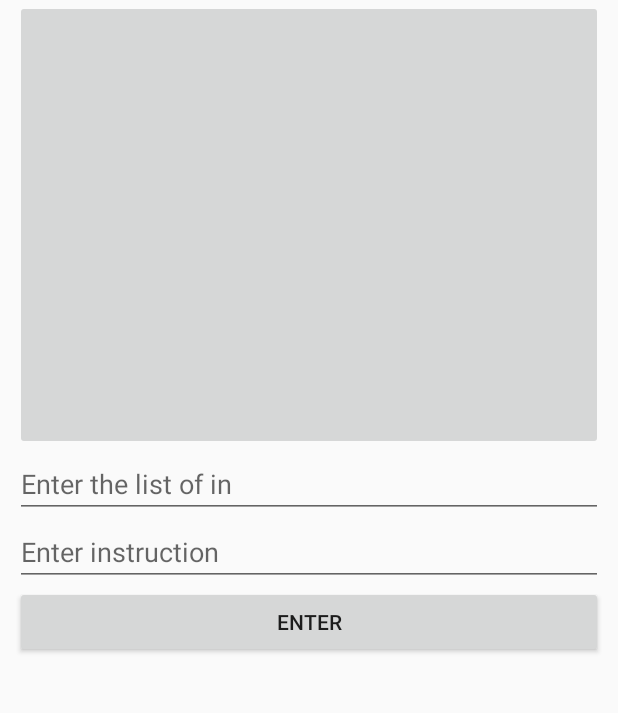
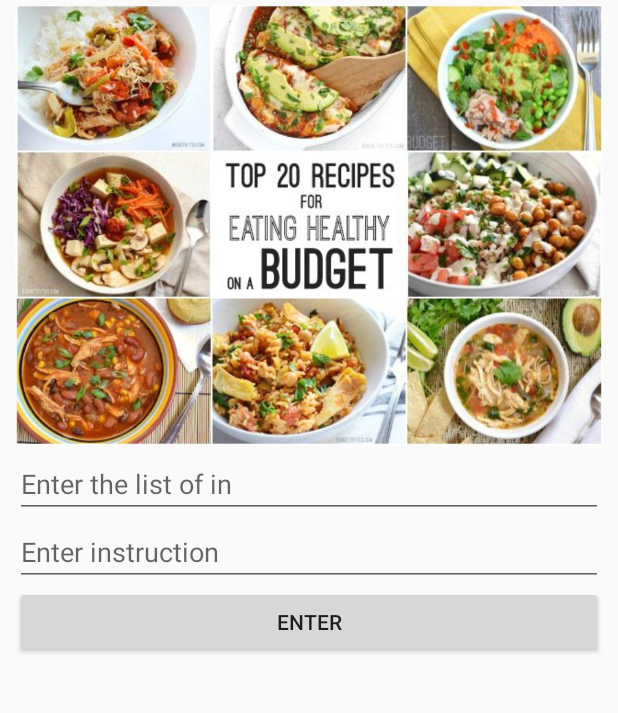
Before and after one commit to FranciscaMasombo/RecipeApp, an Android app: the Add screen opened directly, with no data from a screen before it, on a phone screen of 412 x 824 dp, the part 167-880 px from its top. Run offline under Robolectric (Android 15) with nearby library versions, the light colour scheme and no system bars; our stand-ins replace Firebase (no records; nobody signed in at launch, a user with empty details on screens opened directly).

Commit message:
06/032/2018

```diff
--- a/app/src/main/res/layout/activity_add.xml
+++ b/app/src/main/res/layout/activity_add.xml
@@ -18,11 +18,12 @@
         android:id="@+id/rName"
         android:hint="Enter the name of the recipe"
         />
-    <ImageButton
+
+    <ImageView
+        android:id="@+id/foodimage"
         android:layout_width="match_parent"
         android:layout_height="300dp"
-        android:id="@+id/foodimage"
-        android:onClick="foodimage"/>
+        app:srcCompat="@drawable/theone" />
     <EditText
         android:layout_width="match_parent"
         android:layout_height="wrap_content"
```
Also changed, not shown: app/src/main/res/drawable/theone.jpg (added).
